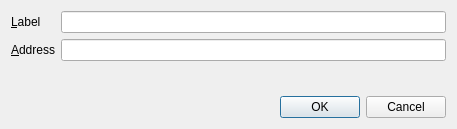
Above: src/qt/forms/editaddressdialog.ui from NoirX/NoirShares-v2-old before the change. Below: the same form after it.
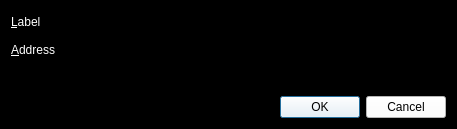
That is the form after the change.

```diff
--- a/src/qt/forms/editaddressdialog.ui
+++ b/src/qt/forms/editaddressdialog.ui
@@ -13,6 +13,10 @@
   <property name="windowTitle">
    <string>Edit Address</string>
   </property>
+  <property name="styleSheet">
+   <string notr="true">background-color: rgb(0, 0, 0);
+color: rgb(255, 255, 255);</string>
+  </property>
   <layout class="QVBoxLayout" name="verticalLayout">
    <item>
     <layout class="QFormLayout" name="formLayout">
@@ -57,6 +61,10 @@
    </item>
    <item>
     <widget class="QDialogButtonBox" name="buttonBox">
+     <property name="styleSheet">
+      <string notr="true">color: rgb(0, 0, 0);
+background-color: rgb(255, 255, 255);</string>
+     </property>
      <property name="orientation">
       <enum>Qt::Horizontal</enum>
      </property>
```
